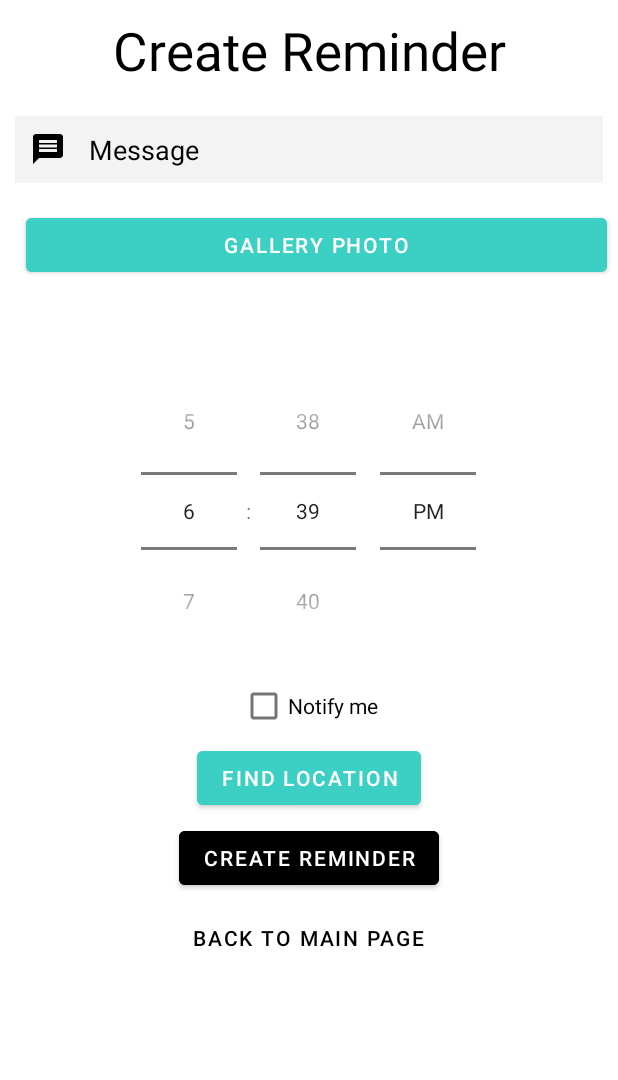
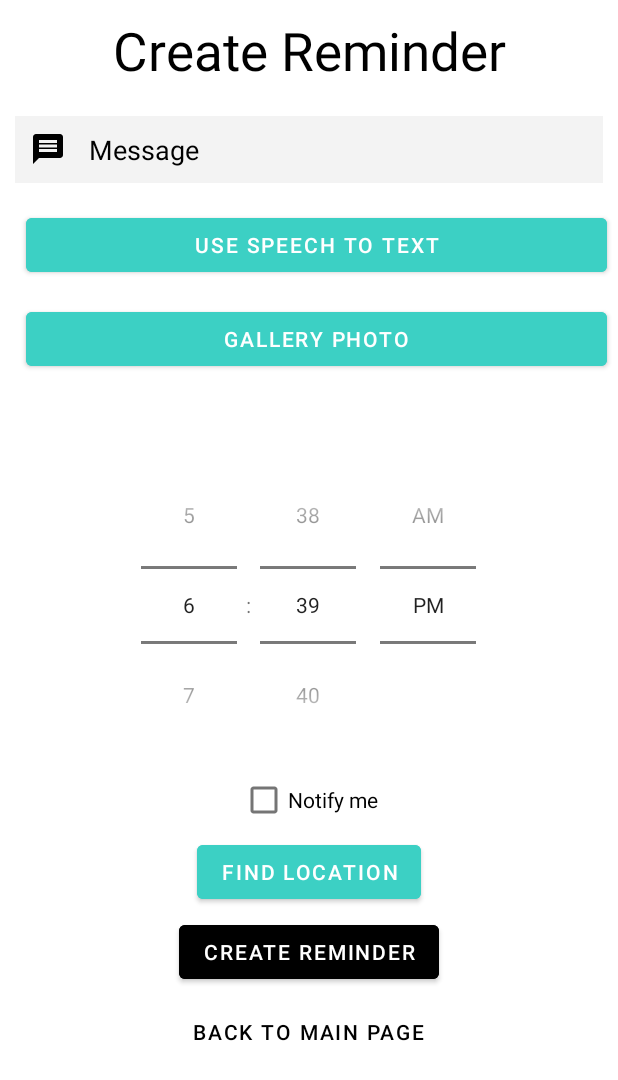
Before and after one commit to tfarich/hw1, an Android app built with Jetpack Compose: the AddActivity screen opened directly, with no data from a screen before it, on a phone screen of 412 x 824 dp. Shown: the top 1080 px of the screen. Run offline under Robolectric (Android 15) with nearby library versions, the phone set to English and light mode, and no system bars.

Commit message:
speech to text added for message

```diff
--- a/app/src/main/java/com/example/homework/AddActivity.kt
+++ b/app/src/main/java/com/example/homework/AddActivity.kt
@@ -1,14 +1,20 @@
 package com.example.homework
 
+import android.Manifest
 import android.content.Intent
+import android.content.pm.PackageManager
 import android.net.Uri
 import android.os.Build
 import android.os.Bundle
+import android.speech.RecognizerIntent
+import android.speech.SpeechRecognizer
 import android.util.Log
 import android.view.View
 import android.widget.*
 import androidx.annotation.RequiresApi
 import androidx.appcompat.app.AppCompatActivity
+import androidx.core.app.ActivityCompat
+import androidx.core.content.ContextCompat
 import androidx.work.*
 import com.google.android.material.button.MaterialButton
 import java.util.*
@@ -27,13 +33,63 @@ class AddActivity : AppCompatActivity() {
         val IMAGE_REQUEST_CODE = 100
     }
 
+    val RECORDAUDIOREQUESTCODE = 1
+    private val speechRecognizer: SpeechRecognizer? = null
+    var micButton: ImageView? = null
+    lateinit var message: TextView
+    private val REQUEST_CODE_SPEECH_INPUT = 1
     @RequiresApi(Build.VERSION_CODES.M)
     override fun onCreate(savedInstanceState: Bundle?) {
         super.onCreate(savedInstanceState)
         setContentView(R.layout.activity_add)
-        val message = findViewById<TextView>(R.id.message)
+        message = findViewById<TextView>(R.id.message)
         val timePicker = findViewById<TimePicker>(R.id.timePicker)
         val locationButton = findViewById<MaterialButton>(R.id.locationbtn)
+        val micButton = findViewById<MaterialButton>(R.id.micButton)
+
+        if (ContextCompat.checkSelfPermission(this, Manifest.permission.RECORD_AUDIO) !=
+            PackageManager.PERMISSION_GRANTED
+        ) {
+            checkPermission()
+        }
+
+        micButton.setOnClickListener {
+            // on below line we are calling speech recognizer intent.
+            val intent = Intent(RecognizerIntent.ACTION_RECOGNIZE_SPEECH)
+
+            // on below line we are passing language model
+            // and model free form in our intent
+            intent.putExtra(
+                RecognizerIntent.EXTRA_LANGUAGE_MODEL,
+                RecognizerIntent.LANGUAGE_MODEL_FREE_FORM
+            )
+
+            // on below line we are passing our
+            // language as a default language.
+            intent.putExtra(
+                RecognizerIntent.EXTRA_LANGUAGE,
+                Locale.getDefault()
+            )
+
+            // on below line we are specifying a prompt
+            // message as speak to text on below line.
+            intent.putExtra(RecognizerIntent.EXTRA_PROMPT, "Speak to text")
+
+            // on below line we are specifying a try catch block.
+            // in this block we are calling a start activity
+            // for result method and passing our result code.
+            try {
+                startActivityForResult(intent, REQUEST_CODE_SPEECH_INPUT)
+            } catch (e: Exception) {
+                // on below line we are displaying error message in toast
+                Toast
+                    .makeText(
+                        this@AddActivity, " " + e.message,
+                        Toast.LENGTH_SHORT
+                    )
+                    .show()
+            }
+        }
 
         imageButton = findViewById<MaterialButton>(R.id.gallerybtn)
         imageView = findViewById<ImageView>(R.id.preview)
@@ -153,6 +209,21 @@ class AddActivity : AppCompatActivity() {
             imageUri?.let { contentResolver.takePersistableUriPermission(it, takeFlags) }
             //Log.v("alright", imageUri.toString())
             imageView.setImageURI(data?.data)
+        } else if (requestCode == REQUEST_CODE_SPEECH_INPUT) {
+            // on below line we are checking if result code is ok
+            if (resultCode == RESULT_OK && data != null) {
+
+                // in that case we are extracting the
+                // data from our array list
+                val res: ArrayList<String> =
+                    data.getStringArrayListExtra(RecognizerIntent.EXTRA_RESULTS) as ArrayList<String>
+
+                // on below line we are setting data
+                // to our output text view.
+                message.setText(
+                    Objects.requireNonNull(res)[0]
+                )
+            }
         }
     }
 
@@ -165,4 +236,28 @@ class AddActivity : AppCompatActivity() {
         val switchActivityIntent = Intent(this, LocationPicker::class.java)
         startActivity(switchActivityIntent)
     }
+
+    private fun checkPermission() {
+        if (Build.VERSION.SDK_INT >= Build.VERSION_CODES.M) {
+            ActivityCompat.requestPermissions(
+                this, arrayOf(Manifest.permission.RECORD_AUDIO),
+                RECORDAUDIOREQUESTCODE
+            )
+        }
+    }
+
+    override fun onRequestPermissionsResult(
+        requestCode: Int,
+        permissions: Array<String?>,
+        grantResults: IntArray
+    ) {
+        super.onRequestPermissionsResult(requestCode, permissions, grantResults)
+        if (requestCode == RECORDAUDIOREQUESTCODE && grantResults.size > 0) {
+            if (grantResults[0] == PackageManager.PERMISSION_GRANTED) Toast.makeText(
+                this,
+                "Permission Granted",
+                Toast.LENGTH_LONG
+            ).show()
+        }
+    }
 }
--- a/app/src/main/java/com/example/homework/MainActivity.kt
+++ b/app/src/main/java/com/example/homework/MainActivity.kt
@@ -294,6 +294,9 @@ fun RecyclerViewImpl(context: Context) {
     var dialogOpen by remember { mutableStateOf(false) }
     var id by remember { mutableStateOf(0) }
 
+    // check location
+    // on update, if near any reminders make a notification
+
     if (dialogOpen) {
         AlertDialog(
             onDismissRequest = {
--- a/app/src/main/java/com/example/homework/MainMapActivity.kt
+++ b/app/src/main/java/com/example/homework/MainMapActivity.kt
@@ -23,7 +23,6 @@ import com.google.android.gms.maps.model.LatLng
 import com.google.android.gms.maps.model.Marker
 import com.google.android.gms.maps.model.MarkerOptions
 import com.google.android.material.button.MaterialButton
-
 
 class MainMapActivity : AppCompatActivity(), OnMapReadyCallback {
 
--- a/app/src/main/res/layout/activity_add.xml
+++ b/app/src/main/res/layout/activity_add.xml
@@ -39,6 +39,17 @@
         android:layout_height="wrap_content"
         android:layout_width="wrap_content"
         android:layout_below="@id/message"
+        android:layout_alignParentRight="true"
+        android:backgroundTint="#3cd0c4"
+        android:id="@+id/micButton"
+        android:text="Use speech to text"
+        android:layout_margin="7dp"/>
+
+    <com.google.android.material.button.MaterialButton
+        android:layout_alignLeft="@id/message"
+        android:layout_height="wrap_content"
+        android:layout_width="wrap_content"
+        android:layout_below="@id/micButton"
         android:layout_alignParentRight="true"
         android:backgroundTint="#3cd0c4"
         android:id="@+id/gallerybtn"
```
